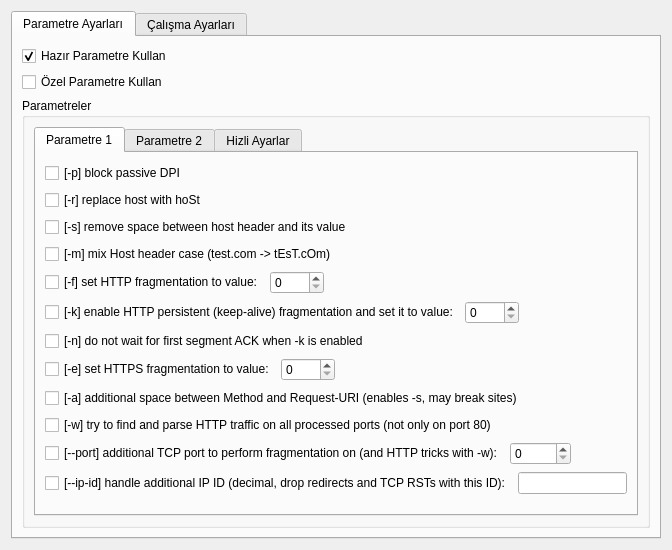
cheytacllc/GUI-for-GoodbyeDPI, file src/settings.ui: the form before one commit.
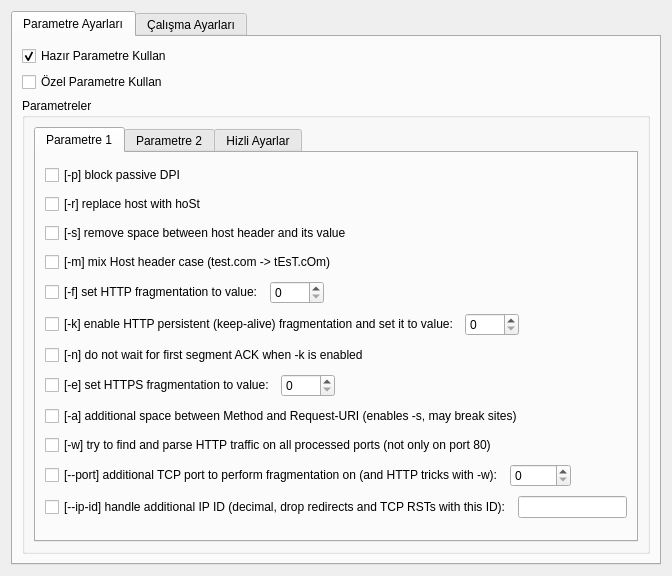
The form after the commit.

What changed in the file:
```diff
--- a/src/settings.ui
+++ b/src/settings.ui
@@ -7,7 +7,7 @@
     <x>0</x>
     <y>0</y>
     <width>672</width>
-    <height>550</height>
+    <height>576</height>
    </rect>
   </property>
   <property name="sizePolicy">
```
Left out of the diff: 34 changed lines with no effect on the pictures.
